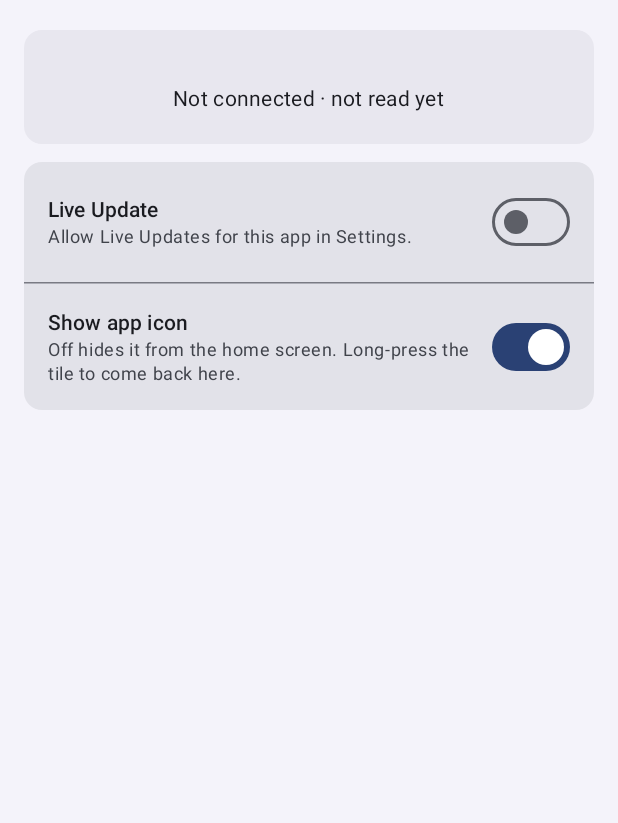
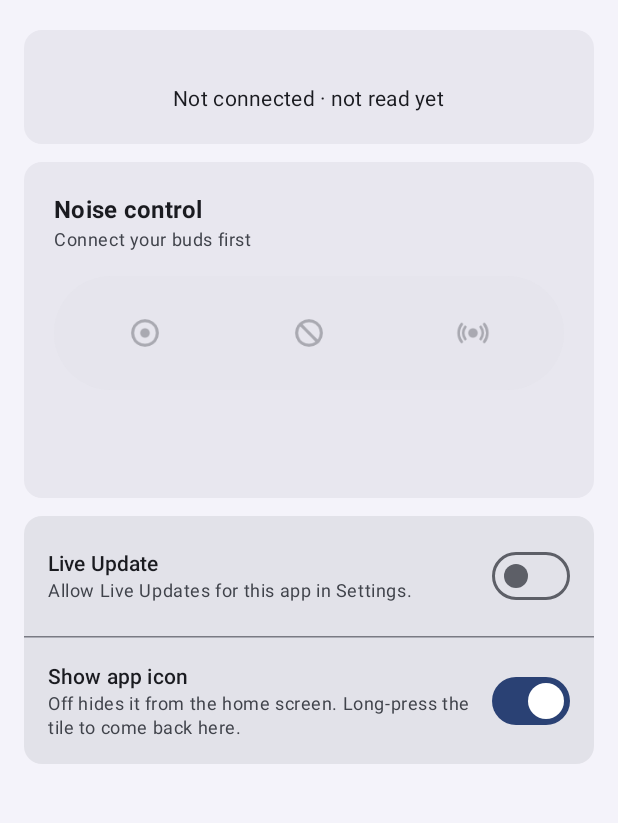
Before and after one commit to dcoder-me/onebuds, an Android app built with Jetpack Compose: the screen it shows after launch (SetupActivity), on a phone screen of 412 x 824 dp, the part 96-919 px from its top. Run offline under Robolectric (Android 15) with nearby library versions, the phone set to English and light mode, and no system bars; 2 statements that could not run were skipped.

Commit message:
feat(noise): move noise control from quick settings into the app
The Control Center route was a dead end: OnePlus My Devices only shows
cards from apps signed with its own key, so a probe card never
rendered. Noise control now lives on the app screen as a card with the
animated mode pill, the mode name and a one-line hint, and the noise
Quick Settings tile is removed.

Co-Authored-By: Claude Opus 5.5 <noreply@anthropic.com>

```diff
--- a/app/src/main/java/com/example/budsbattery/service/battery-publisher.kt
+++ b/app/src/main/java/com/example/budsbattery/service/battery-publisher.kt
@@ -12,7 +12,6 @@ import com.example.budsbattery.data.saveBudInCase
 import com.example.budsbattery.data.saveReading
 import com.example.budsbattery.ui.BudsTileService
 import com.example.budsbattery.ui.BudsWidget
-import com.example.budsbattery.ui.NoiseTileService
 import com.example.budsbattery.ui.updateBatteryNotification
 
 /**
@@ -55,6 +54,5 @@ suspend fun refreshSurfaces(context: Context) {
  */
 suspend fun refreshHomeSurfaces(context: Context) {
     TileService.requestListeningState(context, ComponentName(context, BudsTileService::class.java))
-    TileService.requestListeningState(context, ComponentName(context, NoiseTileService::class.java))
     BudsWidget().updateAll(context)
 }
--- a/app/src/main/java/com/example/budsbattery/service/noise-control.kt
+++ b/app/src/main/java/com/example/budsbattery/service/noise-control.kt
@@ -4,7 +4,7 @@ import com.example.budsbattery.data.NoiseMode
 import kotlinx.coroutines.flow.Flow
 import kotlinx.coroutines.flow.MutableSharedFlow
 
-// === NOTE: === The tile, popup and sync share one process, so a plain flow carries a pick to the open channel.
+// === NOTE: === The app screen and sync share one process, so a plain flow carries a pick to the open channel.
 // No replay: a pick made while no channel is open is dropped, and the selector falls back to what the buds report
 private val noisePicks = MutableSharedFlow<NoiseMode>(extraBufferCapacity = 1)
 
--- a/app/src/main/java/com/example/budsbattery/ui/noise-card.kt
+++ b/app/src/main/java/com/example/budsbattery/ui/noise-card.kt
@@ -7,7 +7,12 @@ import androidx.compose.animation.fadeOut
 import androidx.compose.animation.slideInHorizontally
 import androidx.compose.animation.slideOutHorizontally
 import androidx.compose.animation.togetherWith
+import androidx.compose.foundation.layout.Arrangement
+import androidx.compose.foundation.layout.Column
 import androidx.compose.foundation.layout.fillMaxWidth
+import androidx.compose.foundation.layout.padding
+import androidx.compose.material3.Card
+import androidx.compose.material3.CardDefaults
 import androidx.compose.material3.MaterialTheme
 import androidx.compose.material3.Text
 import androidx.compose.runtime.Composable
@@ -21,6 +26,7 @@ import androidx.compose.ui.Alignment
 import androidx.compose.ui.Modifier
 import androidx.compose.ui.platform.LocalContext
 import androidx.compose.ui.text.style.TextAlign
+import androidx.compose.ui.unit.dp
 import com.example.budsbattery.data.BatteryState
 import com.example.budsbattery.data.NoiseMode
 import com.example.budsbattery.data.batteryStateFlow
@@ -30,13 +36,13 @@ import kotlinx.coroutines.delay
 private const val TITLE = "Noise control"
 private const val CONNECT_FIRST = "Connect your buds first"
 private const val LABEL_MS = 220
+private val CARD_PADDING = 20.dp
+private val SECTION_GAP = 16.dp
 
 // A pick shows at once; if the buds haven't confirmed it by then, the knob returns to what they report
 private const val PICK_TIMEOUT_MS = 2_500L
 
-/**
- * Noise control card: the mode pill and the name of the chosen mode.
- */
+/** Noise control on the app screen: the mode pill and the name of the chosen mode. */
 @Composable
 fun NoiseCard() {
     val context = LocalContext.current
@@ -51,7 +57,12 @@ fun NoiseCard() {
     }
     val shown = pending ?: reported
 
-    PanelCardHeader(TITLE, formatNoiseSubtitle(state).takeIf { state.connected } ?: CONNECT_FIRST)
+    Card(
+        modifier = Modifier.fillMaxWidth(),
+        colors = CardDefaults.cardColors(containerColor = MaterialTheme.colorScheme.surfaceContainerHigh),
+    ) {
+        Column(modifier = Modifier.padding(CARD_PADDING), verticalArrangement = Arrangement.spacedBy(SECTION_GAP)) {
+            PanelCardHeader(TITLE, if (state.connected) formatNoiseSubtitle(state) else CONNECT_FIRST)
             NoiseSelector(
                 selected = shown,
                 enabled = state.connected,
@@ -61,6 +72,8 @@ fun NoiseCard() {
                 },
             )
             ModeName(shown)
+        }
+    }
 }
 
 // The name slides in from the side the knob moved toward, so the text follows the motion
@@ -77,11 +90,18 @@ private fun ModeName(mode: NoiseMode?) {
         modifier = Modifier.fillMaxWidth(),
         label = "mode name",
     ) { target ->
+        Column(horizontalAlignment = Alignment.CenterHorizontally, modifier = Modifier.fillMaxWidth()) {
             Text(
                 text = target?.let(::noiseLabel).orEmpty(),
                 style = MaterialTheme.typography.titleSmall,
                 textAlign = TextAlign.Center,
-            modifier = Modifier.fillMaxWidth(),
+            )
+            Text(
+                text = target?.let(::noiseHint).orEmpty(),
+                style = MaterialTheme.typography.bodySmall,
+                color = MaterialTheme.colorScheme.onSurfaceVariant,
+                textAlign = TextAlign.Center,
             )
         }
     }
+}
--- a/app/src/main/java/com/example/budsbattery/ui/setup-activity.kt
+++ b/app/src/main/java/com/example/budsbattery/ui/setup-activity.kt
@@ -27,7 +27,7 @@ private val SCREEN_PADDING = 16.dp
 private val SECTION_SPACING = 12.dp
 private val HEADER_TOP_PADDING = 8.dp
 
-/** The app screen: buds on top right, live battery, then on/off settings. Also opens from the tile's long-press. */
+/** The app screen: buds on top right, live battery, noise control, then on/off settings. Also opens from the tile's long-press. */
 class SetupActivity : ComponentActivity() {
     override fun onCreate(savedInstanceState: Bundle?) {
         // Android 15+ always draws behind the system bars, so the screen pads itself instead
@@ -58,6 +58,7 @@ private fun SetupScreen() {
             }
             PermissionCard()
             BatteryCard()
+            NoiseCard()
             SettingsCard()
         }
     }
--- a/app/src/main/res/values/strings.xml
+++ b/app/src/main/res/values/strings.xml
@@ -3,7 +3,6 @@
     <string name="app_name">Buds Battery</string>
     <string name="app_subtitle">Realme Buds T310</string>
     <string name="tile_label">Realme Buds</string>
-    <string name="noise_tile_label">Noise control</string>
     <string name="channel_name">Battery</string>
     <string name="widget_description">Realme Buds battery</string>
 
```
Also changed, not shown: app/src/main/AndroidManifest.xml (+0 -11 lines), app/src/main/java/com/example/budsbattery/ui/noise-format.kt (+14 -2 lines), app/src/main/java/com/example/budsbattery/ui/noise-tile-service.kt (deleted, +0 -47 lines), 1 other file. Lines whose indentation alone changed are shown as unchanged.
